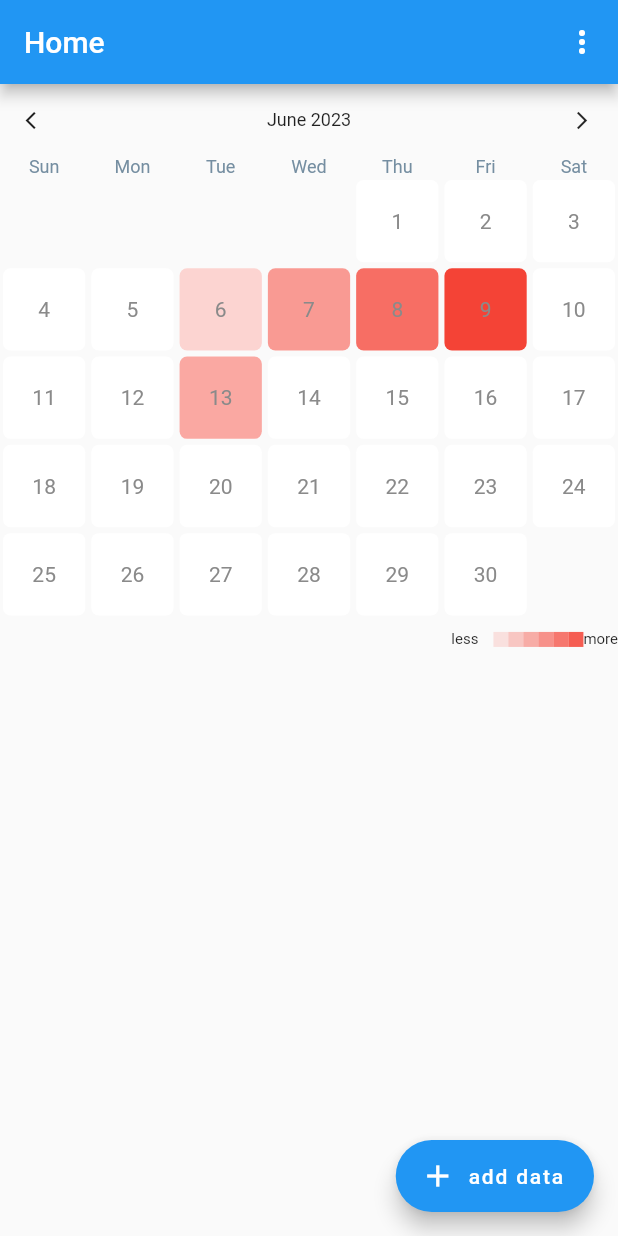
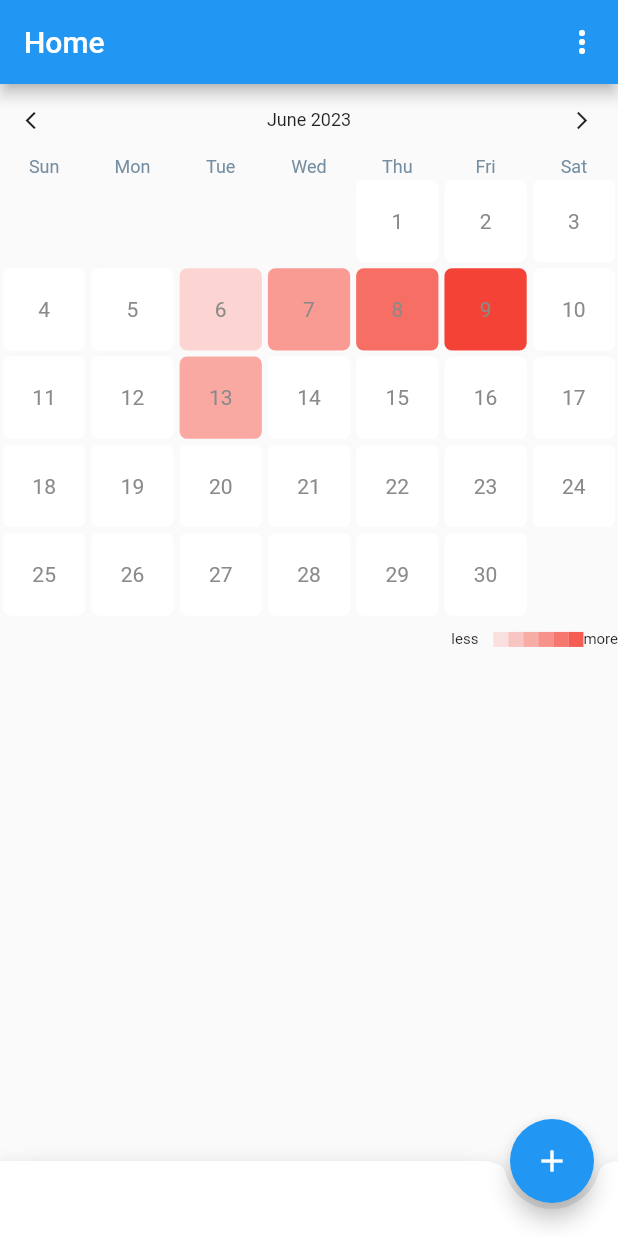
Before and after one commit to themusik/bolero, a Flutter app: the screen it shows after launch, on a phone screen of 412 x 824 dp. Run offline on Flutter 3.47's test engine with Material 2 defaults, Android fonts, the phone set to English and light mode, and no system bars; our stand-ins replace flutter_heatmap_calendar, settings_ui, shared_preferences.

Commit message:
:lipstick: change nav style

```diff
--- a/lib/views/home.view.dart
+++ b/lib/views/home.view.dart
@@ -1,3 +1,5 @@
+import 'dart:developer';
+
 import 'package:flutter/material.dart';
 import 'package:bolero/views/addData/addData.view.dart';
 import 'package:bolero/views/more.view.dart';
@@ -28,13 +30,18 @@ class _HomeState extends State<HomeView> {
         ],
       ),
       body: const Heatmap(),
-      floatingActionButton: FloatingActionButton.extended(
+      bottomNavigationBar: BottomAppBar(
+          shape: const CircularNotchedRectangle(),
+          child: Container(
+            height: 50.0,
+          )),
+      floatingActionButton: FloatingActionButton(
         onPressed: () {
           Navigator.of(context).push(_createAddDataPage());
         },
-        label: const Text('add data'),
-        icon: const Icon(Icons.add),
+        child: const Icon(Icons.add),
       ),
+      floatingActionButtonLocation: FloatingActionButtonLocation.endDocked,
     );
   }
 
@@ -54,10 +61,10 @@ class _HomeState extends State<HomeView> {
   Widget _pageSelector(int index) {
     switch (MoreMenu.values[index]) {
       case MoreMenu.SETTING:
-        print('Setting is selected.');
+        log('Setting is selected.');
         return const SettingsPage();
       case MoreMenu.EDIT_GRAPHS:
-        print('Edit graph is selected');
+        log('Edit graph is selected');
         return const GoalOverview();
       default:
         return ListView();
```
